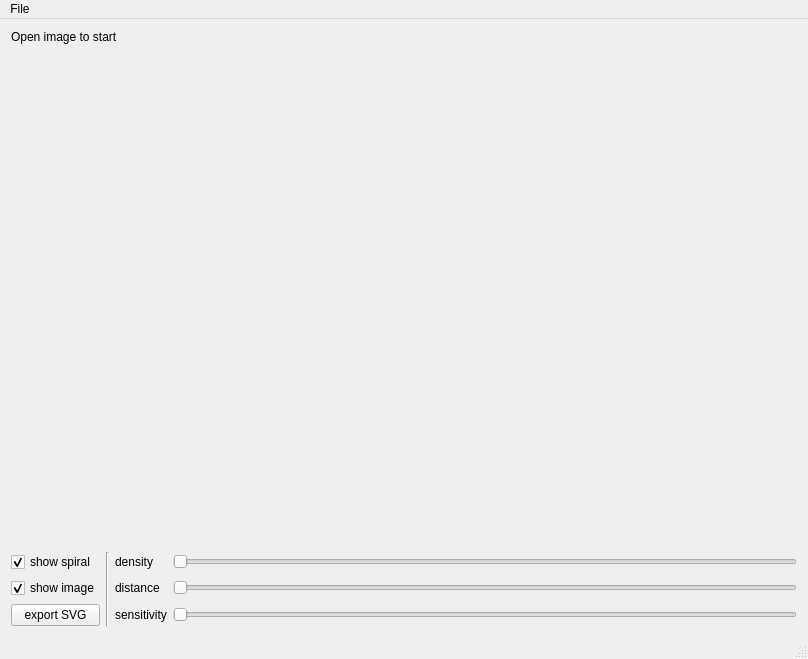
Qt form mainwindow.ui (mattvenn/spiraliser) before a commit.
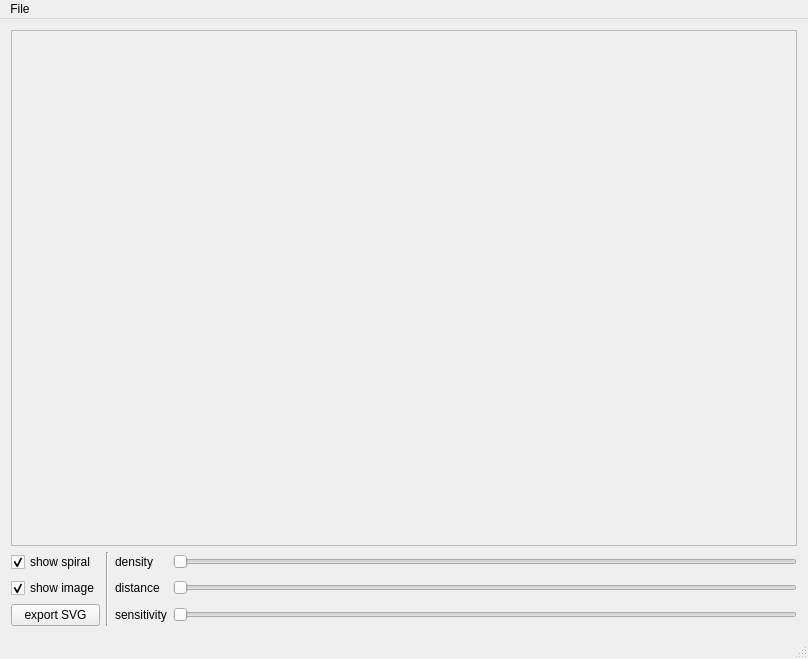
The same form after that commit.

Commit message: use the spiraliser widget to draw the image as well as the spiral, got rid of the label

```diff
--- a/mainwindow.ui
+++ b/mainwindow.ui
@@ -98,18 +98,12 @@
      </widget>
     </item>
     <item row="0" column="0" colspan="4">
-     <widget class="QLabel" name="imageLabel">
-      <property name="sizePolicy">
-       <sizepolicy hsizetype="Expanding" vsizetype="Expanding">
-        <horstretch>0</horstretch>
-        <verstretch>0</verstretch>
-       </sizepolicy>
+     <widget class="QFrame" name="imageFrame">
+      <property name="frameShape">
+       <enum>QFrame::StyledPanel</enum>
       </property>
-      <property name="text">
-       <string>Open image to start</string>
-      </property>
-      <property name="alignment">
-       <set>Qt::AlignLeading|Qt::AlignLeft|Qt::AlignTop</set>
+      <property name="frameShadow">
+       <enum>QFrame::Raised</enum>
       </property>
      </widget>
     </item>
```
The commit also changes 3 other files.
